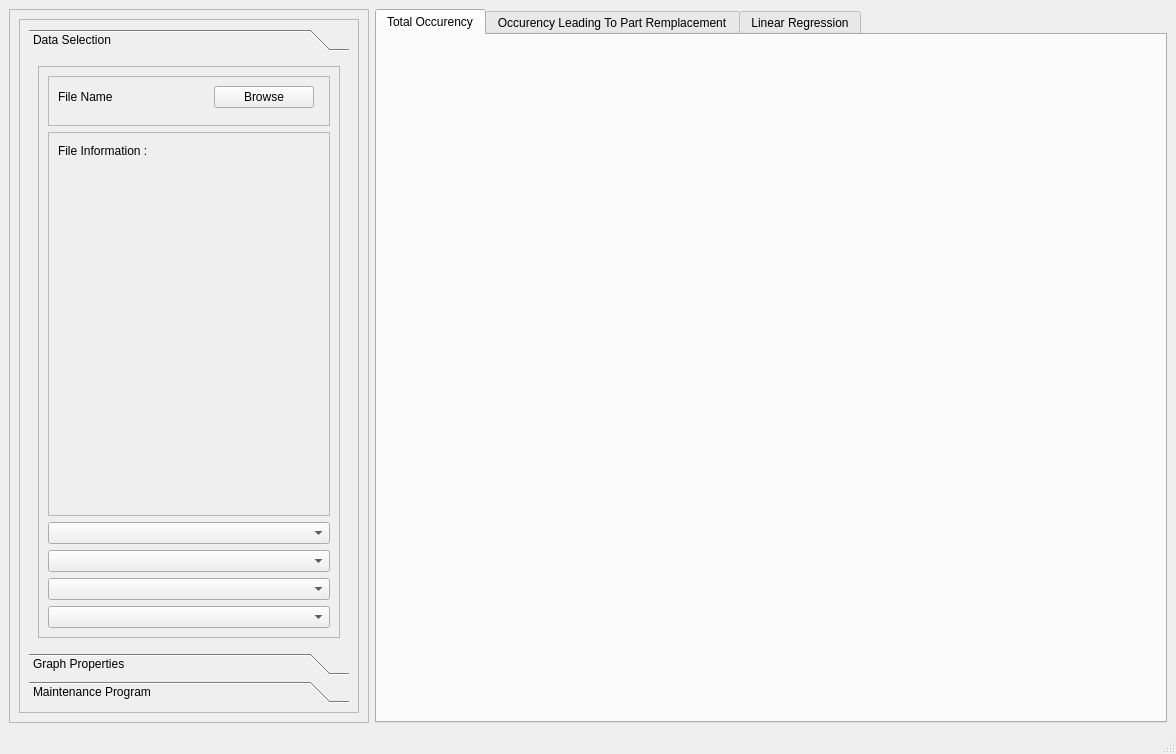
The window that form.ui (nnay-lo/PMI-Prototypage-rapide) describes before a commit, drawn with Qt 5.
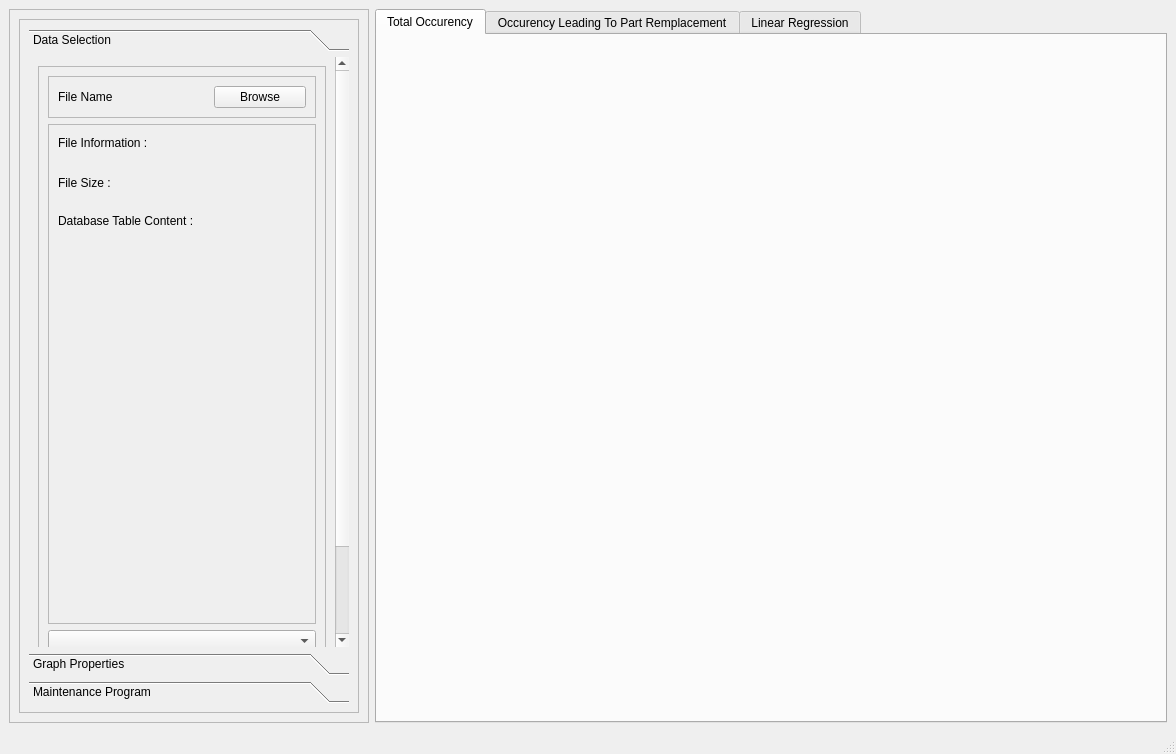
The same window after the commit. The open tabs and pages were chosen to show the change. Icons and pictures are not drawn.

Patch:
```diff
--- a/form.ui
+++ b/form.ui
@@ -58,9 +58,9 @@
               <property name="geometry">
                <rect>
                 <x>0</x>
-                <y>0</y>
-                <width>320</width>
-                <height>559</height>
+                <y>-154</y>
+                <width>306</width>
+                <height>713</height>
                </rect>
               </property>
               <attribute name="label">
@@ -132,6 +132,12 @@
                   </item>
                   <item>
                    <widget class="QFrame" name="frame_6">
+                    <property name="minimumSize">
+                     <size>
+                      <width>0</width>
+                      <height>500</height>
+                     </size>
+                    </property>
                     <property name="frameShape">
                      <enum>QFrame::StyledPanel</enum>
                     </property>
@@ -151,6 +157,35 @@
                       <string>File Information :</string>
                      </property>
                     </widget>
+                    <widget class="QLabel" name="fileSize">
+                     <property name="geometry">
+                      <rect>
+                       <x>10</x>
+                       <y>50</y>
+                       <width>261</width>
+                       <height>17</height>
+                      </rect>
+                     </property>
+                     <property name="text">
+                      <string>File Size : </string>
+                     </property>
+                    </widget>
+                    <widget class="QLabel" name="dbContent">
+                     <property name="geometry">
+                      <rect>
+                       <x>10</x>
+                       <y>90</y>
+                       <width>261</width>
+                       <height>500</height>
+                      </rect>
+                     </property>
+                     <property name="text">
+                      <string>Database Table Content :</string>
+                     </property>
+                     <property name="alignment">
+                      <set>Qt::AlignLeading|Qt::AlignLeft|Qt::AlignTop</set>
+                     </property>
+                    </widget>
                    </widget>
                   </item>
                   <item>
```
Left out of the diff: 10 changed lines with no effect on the pictures.
